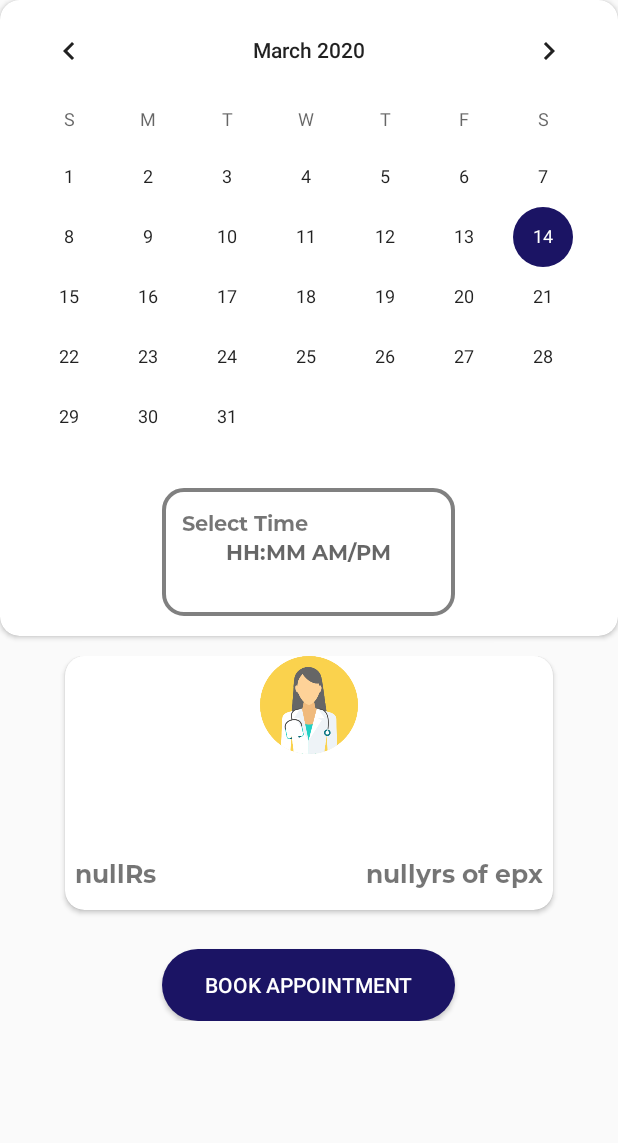
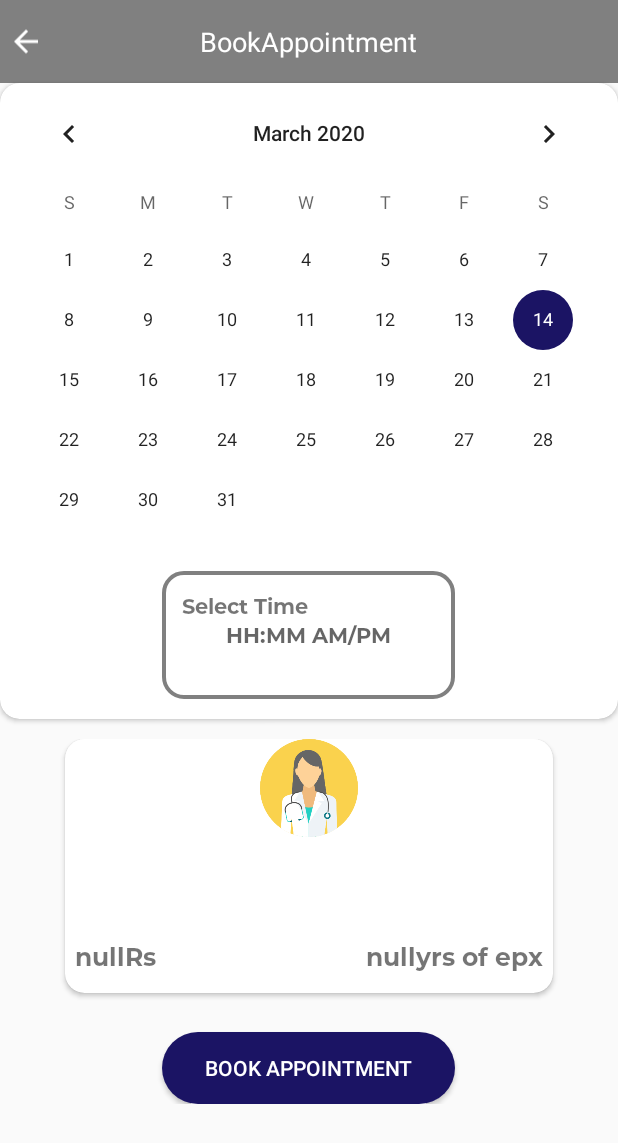
Before and after one commit to NaveenkumarKannan/HariharaMedicals, an Android app: the BookAppointment screen opened directly, with no data from a screen before it, on a phone screen of 412 x 824 dp. Shown: the top 1143 px of the screen. Run offline under Robolectric (Android 15) with nearby library versions, the phone set to English and light mode, and no system bars; our stand-ins replace sdp/ssp sizes; 1 statement that could not run was skipped.

Commit message:
UI Changes Done (LOGESH)

```diff
--- a/app/src/main/java/com/example/harihara_medicals/Doctor/BookAppointment.java
+++ b/app/src/main/java/com/example/harihara_medicals/Doctor/BookAppointment.java
@@ -12,6 +12,7 @@ import android.util.Log;
 import android.view.View;
 import android.widget.Button;
 import android.widget.CalendarView;
+import android.widget.ImageView;
 import android.widget.TextView;
 import android.widget.TimePicker;
 import android.widget.Toast;
@@ -36,6 +37,7 @@ public class BookAppointment extends AppCompatActivity {
     TextView dr_name,dr_spc,dr_fee,dr_ex,cal_date;
     CalendarView dr_date;
     TextView settime;
+    ImageView back_icon;
 
     @Override
     protected void onCreate(Bundle savedInstanceState) {
@@ -66,9 +68,19 @@ public class BookAppointment extends AppCompatActivity {
                     e.printStackTrace();
                 }
 
+            }
+        });
 
-                    }
+        back_icon.setOnClickListener(new View.OnClickListener() {
+            @Override
+            public void onClick(View view) {
+
+                finish();
+            }
         });
+
+
+
         dr_name=findViewById(R.id.book_appointment_dr_name);
         dr_spc=findViewById(R.id.book_appointment_dr_edu);
         dr_ex=findViewById(R.id.book_appointment_dr_exp);
--- a/app/src/main/res/layout/activity_medicine.xml
+++ b/app/src/main/res/layout/activity_medicine.xml
@@ -38,7 +38,7 @@
         android:layout_height="wrap_content"
         android:id="@+id/product_search"
         android:layout_marginHorizontal="@dimen/_50sdp"
-        android:background="@drawable/edt_bg"
+        android:background="@drawable/res_border2"
         android:padding="@dimen/_15sdp"
         android:hint="Product"
         android:maxLines="1"
--- a/app/src/main/res/layout/book_appointment.xml
+++ b/app/src/main/res/layout/book_appointment.xml
@@ -5,7 +5,36 @@
     android:layout_width="match_parent"
     android:layout_height="match_parent"
     tools:context=".Doctor.BookAppointment">
+    <RelativeLayout
+        android:id="@+id/border_above"
+        xmlns:android="http://schemas.android.com/apk/res/android"
+        android:layout_width="match_parent"
+        android:background="#808080"
+        android:layout_height="55dp"
+        android:clickable="true">
+
+        <ImageView
+            android:layout_width="wrap_content"
+            android:layout_height="match_parent"
+            android:paddingRight="50dp"
+            android:layout_centerVertical="true"
+            android:src="@drawable/ic_arrow_back_black_24dp"
+            android:id="@+id/back_icon"
+            android:layout_marginLeft="5dp"/>
+
+        <TextView
+            android:fontFamily="font/verdana.ttf"
+            android:layout_width="wrap_content"
+            android:layout_height="wrap_content"
+            android:text="BookAppointment"
+            android:textSize="18sp"
+            android:id="@+id/signup_title"
+            android:layout_centerInParent="true"
+            android:textColor="@android:color/white" />
+    </RelativeLayout>
+
     <androidx.cardview.widget.CardView
+        android:layout_below="@id/border_above"
         android:id="@+id/book_appointment_card"
         android:layout_width="match_parent"
         android:layout_height="wrap_content"
--- a/app/src/main/res/layout/fragment_bookdr.xml
+++ b/app/src/main/res/layout/fragment_bookdr.xml
@@ -21,7 +21,7 @@
                 android:layout_height="wrap_content"
                 android:id="@+id/product_search"
                 android:layout_marginHorizontal="@dimen/_30sdp"
-                android:background="@drawable/edt_bg"
+                android:background="@drawable/res_border2"
                 android:padding="@dimen/_11sdp"
                 android:maxLines="1"
                 android:inputType="text"
--- a/app/src/main/res/layout/fragment_calender.xml
+++ b/app/src/main/res/layout/fragment_calender.xml
@@ -56,7 +56,7 @@
                     android:layout_width="@dimen/_90sdp"
                     android:layout_height="@dimen/_30sdp"
                     android:text="REMAINDER"
-                    android:textSize="@dimen/_12sdp"
+                    android:textSize="@dimen/_11sdp"
                     android:background="@drawable/calendar_remainder"
                     android:padding="@dimen/_6sdp"
                     android:textAlignment="center" />
--- a/app/src/main/res/layout/medicien_fragment.xml
+++ b/app/src/main/res/layout/medicien_fragment.xml
@@ -16,7 +16,7 @@
         android:layout_height="wrap_content"
         android:id="@+id/product_search"
         android:layout_marginHorizontal="@dimen/_50sdp"
-        android:background="@drawable/edt_bg"
+        android:background="@drawable/res_border2"
         android:padding="@dimen/_10sdp"
         android:hint="Croin"
         android:maxLines="1"
--- a/app/src/main/res/layout/product_fragment2_fragment.xml
+++ b/app/src/main/res/layout/product_fragment2_fragment.xml
@@ -24,7 +24,7 @@
                 android:layout_height="wrap_content"
                 android:id="@+id/product_search"
                 android:layout_marginHorizontal="@dimen/_20sdp"
-                android:background="@drawable/edt_bg"
+                android:background="@drawable/res_border2"
                 android:padding="@dimen/_10sdp"
                 android:maxLines="1"
                 android:inputType="text"
```
Also changed, not shown: app/src/main/res/drawable-xhdpi/res_border2.xml (added, +47 -0 lines), app/src/main/res/drawable/square_bg.xml (added, +19 -0 lines), app/src/main/res/layout/medicine_list.xml (+52 -33 lines).
